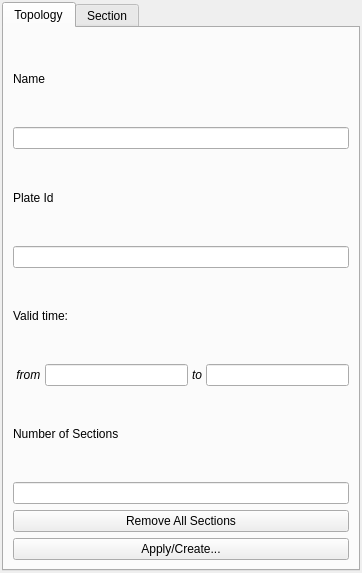
The window that src/qt-widgets/TopologyToolsWidgetUi.ui (GPlates/GPlates) describes before a commit, drawn with Qt 5.
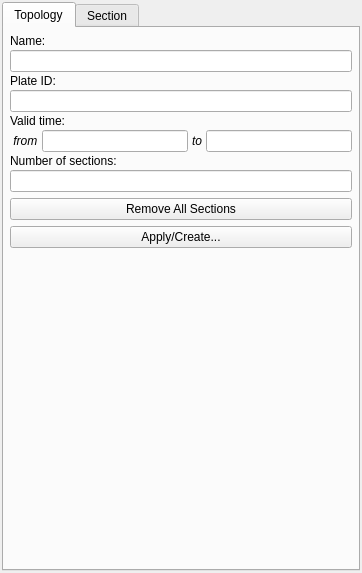
The same window after the commit.

Diff of the .ui file:
```diff
--- a/src/qt-widgets/TopologyToolsWidgetUi.ui
+++ b/src/qt-widgets/TopologyToolsWidgetUi.ui
@@ -25,22 +25,26 @@
       <number>0</number>
      </property>
      <widget class="QWidget" name="tab_topology" >
-      <property name="geometry" >
-       <rect>
-        <x>0</x>
-        <y>0</y>
-        <width>354</width>
-        <height>542</height>
-       </rect>
-      </property>
       <attribute name="title" >
        <string>Topology</string>
       </attribute>
-      <layout class="QVBoxLayout" >
+      <layout class="QVBoxLayout" name="verticalLayout_2" >
+       <property name="margin" >
+        <number>6</number>
+       </property>
+       <item>
+        <widget class="QWidget" native="1" name="widget" >
+         <layout class="QVBoxLayout" name="verticalLayout" >
+          <property name="spacing" >
+           <number>2</number>
+          </property>
+          <property name="margin" >
+           <number>0</number>
+          </property>
        <item>
         <widget class="QLabel" name="label_name" >
          <property name="text" >
-          <string>Name</string>
+             <string>Name:</string>
          </property>
         </widget>
        </item>
@@ -50,7 +54,7 @@
        <item>
         <widget class="QLabel" name="label_plate_id" >
          <property name="text" >
-          <string>Plate Id</string>
+             <string>Plate ID:</string>
          </property>
         </widget>
        </item>
@@ -112,13 +116,16 @@
        <item>
         <widget class="QLabel" name="label_number_of_sections" >
          <property name="text" >
-          <string>Number of Sections</string>
+             <string>Number of sections:</string>
          </property>
         </widget>
        </item>
        <item>
         <widget class="QLineEdit" name="lineedit_number_of_sections" />
        </item>
+         </layout>
+        </widget>
+       </item>
        <item>
         <widget class="QPushButton" name="button_remove_all_sections" >
          <property name="text" >
@@ -133,6 +140,19 @@
          </property>
         </widget>
        </item>
+       <item>
+        <spacer name="verticalSpacer" >
+         <property name="orientation" >
+          <enum>Qt::Vertical</enum>
+         </property>
+         <property name="sizeHint" stdset="0" >
+          <size>
+           <width>20</width>
+           <height>40</height>
+          </size>
+         </property>
+        </spacer>
+       </item>
       </layout>
      </widget>
      <widget class="QWidget" name="tab_section" >
```
Left out of the diff: 9 changed lines with no effect on the pictures. Lines whose indentation alone changed are shown as unchanged.
